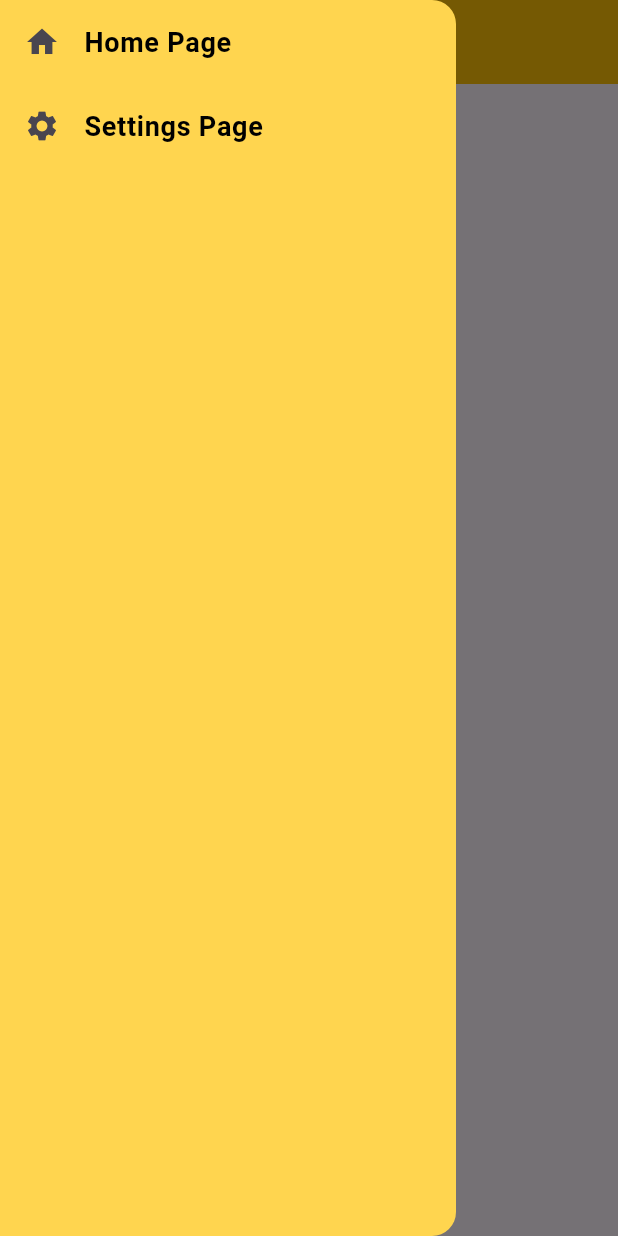
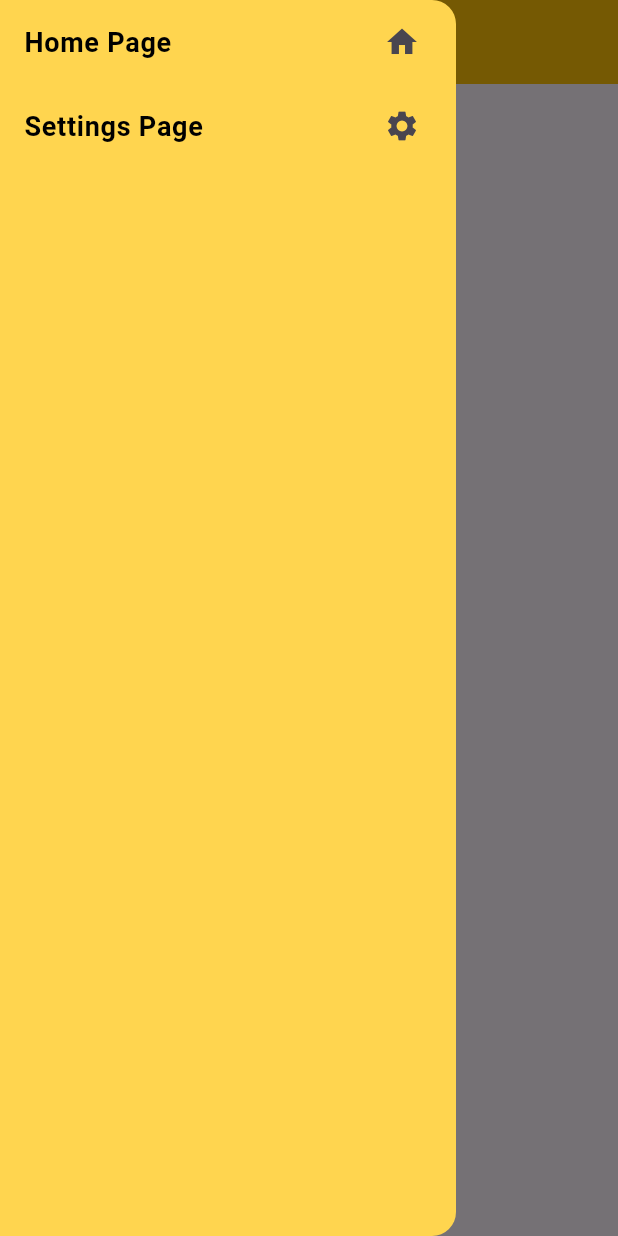
Before and after one commit to sxmbaka/api_test, a Flutter app: the screen it shows after launch, with the side drawer open, on a phone screen of 412 x 824 dp. Run offline on Flutter 3.47's test engine with Material 3 defaults, Android fonts, the phone set to English and light mode, and no system bars; missing offline and left inert: dart:js_interop.

Commit message:
Update routes and UI in main.dart and home_page.dart

```diff
--- a/lib/main.dart
+++ b/lib/main.dart
@@ -13,12 +13,7 @@ class MyApp extends StatelessWidget {
   Widget build(BuildContext context) {
     return MaterialApp(
       debugShowCheckedModeBanner: false,
-      routes: {
-        "/homepage" : (context) => HomePage(),
-        "/settingspage" : (context) => SettingsPage()
-
-      },
-      home: HomePage(),
+      home: const HomePage(),
     );
   }
 }
--- a/lib/pages/home_page.dart
+++ b/lib/pages/home_page.dart
@@ -24,8 +24,8 @@ class HomePage extends StatelessWidget {
         child: ListView(
           children: [
             ListTile(
-              leading: Icon(Icons.home),
-              title: Text(
+              trailing: const Icon(Icons.home),
+              title: const Text(
                 "Home Page",
                 style: TextStyle(
                   fontSize: 18,
@@ -39,8 +39,8 @@ class HomePage extends StatelessWidget {
               },
             ),
             ListTile(
-              leading: Icon(Icons.settings),
-              title: Text(
+              trailing: const Icon(Icons.settings),
+              title: const Text(
                 "Settings Page",
                 style: TextStyle(
                   fontSize: 18,
@@ -54,7 +54,7 @@ class HomePage extends StatelessWidget {
                   context,
                   PageRouteBuilder(
                       pageBuilder: (context, animation, secondaryAnimation) =>
-                          SettingsPage(),
+                          const SettingsPage(),
                       transitionDuration: Duration.zero),
                 );
               },
```
Also changed, not shown: lib/pages/settings_page.dart (+17 -6 lines).
